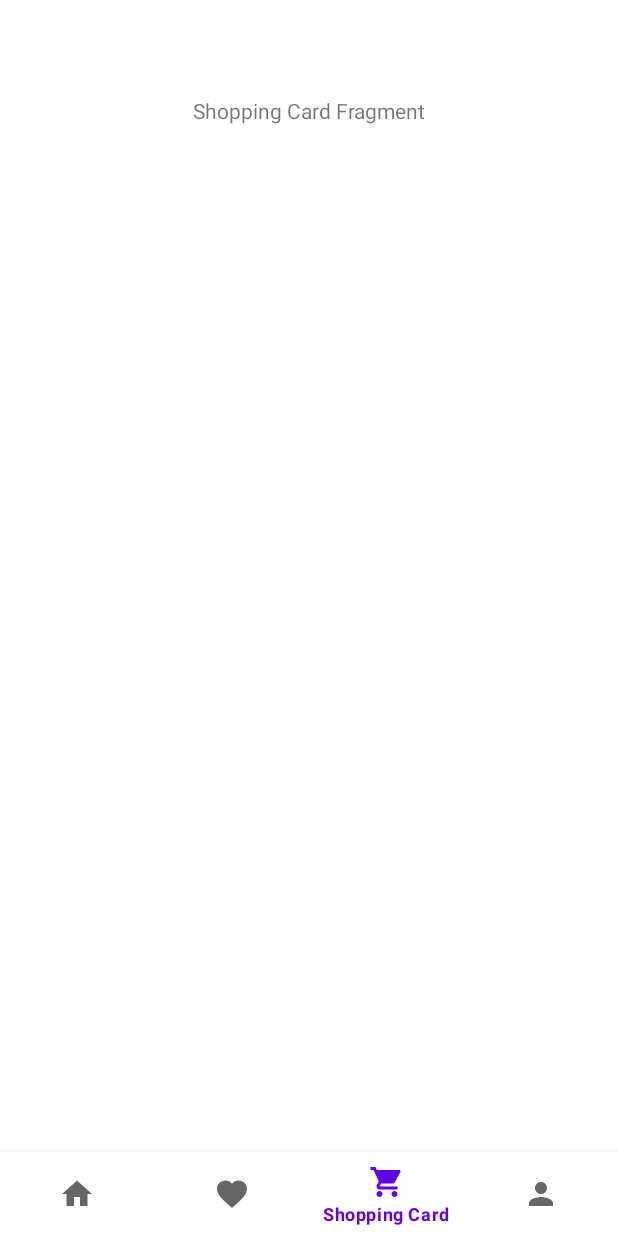
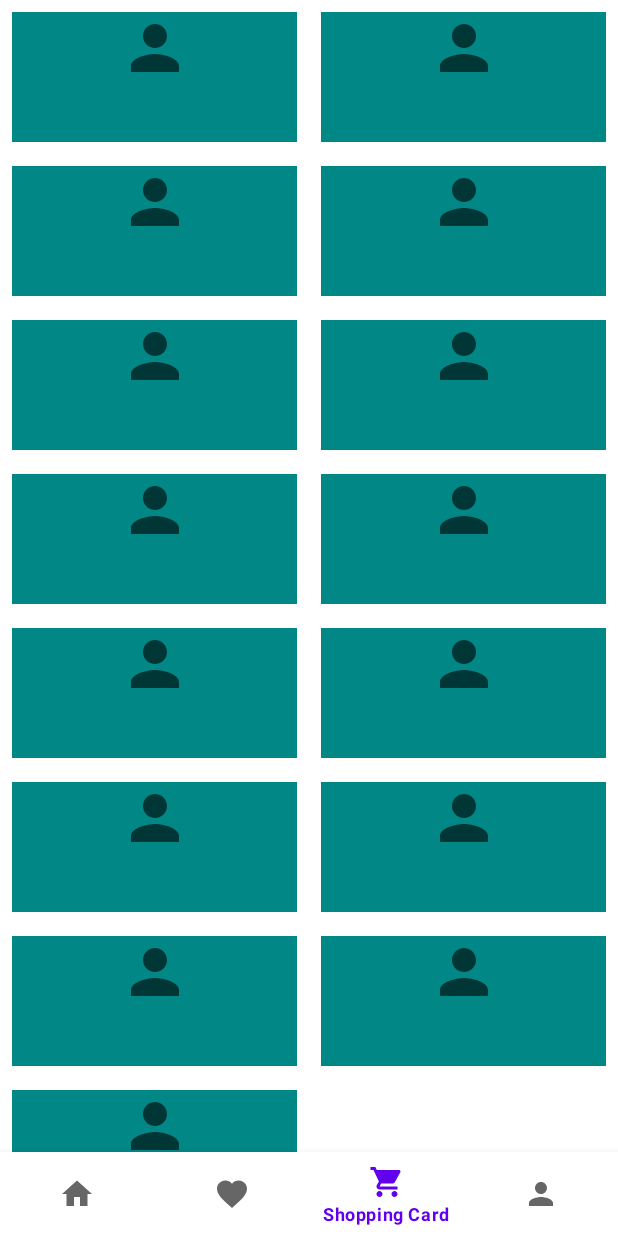
Before and after one commit to i-Buy/iBuy, an Android app: the ShoppingCardFragment screen opened through its navigation route, on a phone screen of 412 x 824 dp. Run offline under Robolectric (Android 15) with nearby library versions, the phone set to English and light mode, and no system bars; our stand-ins replace data binding, navigation-ui.

Commit message:
shopping card fragment updated

```diff
--- a/app/src/main/java/com/mlhysrszn/ibuy/ui/ShoppingCardFragment.kt
+++ /dev/null
@@ -1,12 +0,0 @@
-package com.mlhysrszn.ibuy.ui
-
-import com.mlhysrszn.ibuy.R
-import com.mlhysrszn.ibuy.base.BaseFragment
-import com.mlhysrszn.ibuy.databinding.FragmentShoppingCardBinding
-
-class ShoppingCardFragment : BaseFragment<FragmentShoppingCardBinding>() {
-    override fun layoutId(): Int = R.layout.fragment_shopping_card
-
-    override fun initUI() {
-    }
-}
--- /dev/null
+++ b/app/src/main/java/com/mlhysrszn/ibuy/ui/shoppingcard/ShoppingCardFragment.kt
@@ -0,0 +1,22 @@
+package com.mlhysrszn.ibuy.ui.shoppingcard
+
+import androidx.fragment.app.viewModels
+import com.mlhysrszn.ibuy.R
+import com.mlhysrszn.ibuy.base.BaseFragment
+import com.mlhysrszn.ibuy.databinding.FragmentShoppingCardBinding
+import com.mlhysrszn.ibuy.ui.shoppingcard.adapter.ShoppingCardAdapter
+
+class ShoppingCardFragment : BaseFragment<FragmentShoppingCardBinding>() {
+
+    private lateinit var adapter: ShoppingCardAdapter
+    private val viewModel: ShoppingCardViewModel by viewModels()
+
+    override fun layoutId(): Int = R.layout.fragment_shopping_card
+
+    override fun initUI() {
+        viewModel.shoppingCardList.observe(viewLifecycleOwner) {
+            adapter = ShoppingCardAdapter(it)
+            binding.rvShoppingCard.adapter = adapter
+        }
+    }
+}
--- /dev/null
+++ b/app/src/main/java/com/mlhysrszn/ibuy/ui/shoppingcard/ShoppingCardViewModel.kt
@@ -0,0 +1,38 @@
+package com.mlhysrszn.ibuy.ui.shoppingcard
+
+import androidx.lifecycle.LiveData
+import androidx.lifecycle.MutableLiveData
+import androidx.lifecycle.ViewModel
+import com.mlhysrszn.ibuy.data.model.Category
+import com.mlhysrszn.ibuy.data.model.Product
+
+class ShoppingCardViewModel: ViewModel() {
+
+    private val _shoppingCardList = MutableLiveData<List<Product>>()
+    val shoppingCardList: LiveData<List<Product>>
+        get() = _shoppingCardList
+
+    init {
+        getAllProducts()
+    }
+
+    private fun getAllProducts() {
+        _shoppingCardList.value = arrayListOf(
+            Product(1, "Computer", 9999.99, 5, 1, Category(1, "Technology")),
+            Product(2, "Computer", 9999.99, 5, 1, Category(1, "Technology")),
+            Product(3, "Computer", 9999.99, 5, 1, Category(1, "Technology")),
+            Product(4, "Computer", 9999.99, 5, 1, Category(1, "Technology")),
+            Product(5, "Computer", 9999.99, 5, 1, Category(1, "Technology")),
+            Product(6, "Computer", 9999.99, 5, 1, Category(1, "Technology")),
+            Product(7, "Computer", 9999.99, 5, 1, Category(1, "Technology")),
+            Product(8, "Computer", 9999.99, 5, 1, Category(1, "Technology")),
+            Product(9, "Computer", 9999.99, 5, 1, Category(1, "Technology")),
+            Product(10, "Computer", 9999.99, 5, 1, Category(1, "Technology")),
+            Product(11, "Computer", 9999.99, 5, 1, Category(1, "Technology")),
+            Product(12, "Computer", 9999.99, 5, 1, Category(1, "Technology")),
+            Product(13, "Computer", 9999.99, 5, 1, Category(1, "Technology")),
+            Product(14, "Computer", 9999.99, 5, 1, Category(1, "Technology")),
+            Product(15, "Computer", 9999.99, 5, 1, Category(1, "Technology"))
+        )
+    }
+}
--- /dev/null
+++ b/app/src/main/java/com/mlhysrszn/ibuy/ui/shoppingcard/adapter/ShoppingCardAdapter.kt
@@ -0,0 +1,23 @@
+package com.mlhysrszn.ibuy.ui.shoppingcard.adapter
+
+import android.view.LayoutInflater
+import android.view.ViewGroup
+import androidx.recyclerview.widget.RecyclerView
+import com.mlhysrszn.ibuy.data.model.Product
+import com.mlhysrszn.ibuy.databinding.ItemProductBinding
+
+class ShoppingCardAdapter(private val productsList: List<Product>) :
+    RecyclerView.Adapter<ShoppingCardViewHolder>() {
+    override fun onCreateViewHolder(parent: ViewGroup, viewType: Int): ShoppingCardViewHolder {
+        val itemProductBinding =
+            ItemProductBinding.inflate(LayoutInflater.from(parent.context), parent, false)
+        return ShoppingCardViewHolder(itemProductBinding)
+    }
+
+    override fun onBindViewHolder(holder: ShoppingCardViewHolder, position: Int) {
+        val item = productsList[position]
+        holder.bind(item)
+    }
+
+    override fun getItemCount(): Int = productsList.size
+}
--- /dev/null
+++ b/app/src/main/java/com/mlhysrszn/ibuy/ui/shoppingcard/adapter/ShoppingCardViewHolder.kt
@@ -0,0 +1,11 @@
+package com.mlhysrszn.ibuy.ui.shoppingcard.adapter
+
+import androidx.recyclerview.widget.RecyclerView
+import com.mlhysrszn.ibuy.data.model.Product
+import com.mlhysrszn.ibuy.databinding.ItemProductBinding
+
+class ShoppingCardViewHolder(private val binding: ItemProductBinding): RecyclerView.ViewHolder(binding.root) {
+    fun bind(item: Product) {
+        // TODO
+    }
+}
--- a/app/src/main/res/layout/fragment_shopping_card.xml
+++ b/app/src/main/res/layout/fragment_shopping_card.xml
@@ -7,19 +7,17 @@
 
     </data>
 
-    <androidx.constraintlayout.widget.ConstraintLayout
+    <FrameLayout
         android:layout_width="match_parent"
         android:layout_height="match_parent"
-        tools:context=".ui.ShoppingCardFragment">
+        tools:context=".ui.shoppingcard.ShoppingCardFragment">
 
-        <TextView
-            android:layout_width="wrap_content"
-            android:layout_height="wrap_content"
-            android:layout_marginTop="64dp"
-            android:text="Shopping Card Fragment"
-            app:layout_constraintEnd_toEndOf="parent"
-            app:layout_constraintStart_toStartOf="parent"
-            app:layout_constraintTop_toTopOf="parent" />
+        <androidx.recyclerview.widget.RecyclerView
+            android:id="@+id/rvShoppingCard"
+            android:layout_width="match_parent"
+            android:layout_height="match_parent"
+            app:layoutManager="androidx.recyclerview.widget.GridLayoutManager"
+            app:spanCount="2" />
 
-    </androidx.constraintlayout.widget.ConstraintLayout>
+    </FrameLayout>
 </layout>
--- a/app/src/main/res/navigation/nav_graph.xml
+++ b/app/src/main/res/navigation/nav_graph.xml
@@ -17,7 +17,7 @@
         tools:layout="@layout/fragment_favorites" />
     <fragment
         android:id="@+id/shoppingCardFragment"
-        android:name="com.mlhysrszn.ibuy.ui.ShoppingCardFragment"
+        android:name="com.mlhysrszn.ibuy.ui.shoppingcard.ShoppingCardFragment"
         android:label="ShoppingCardFragment" />
     <fragment
         android:id="@+id/profileFragment"
```
